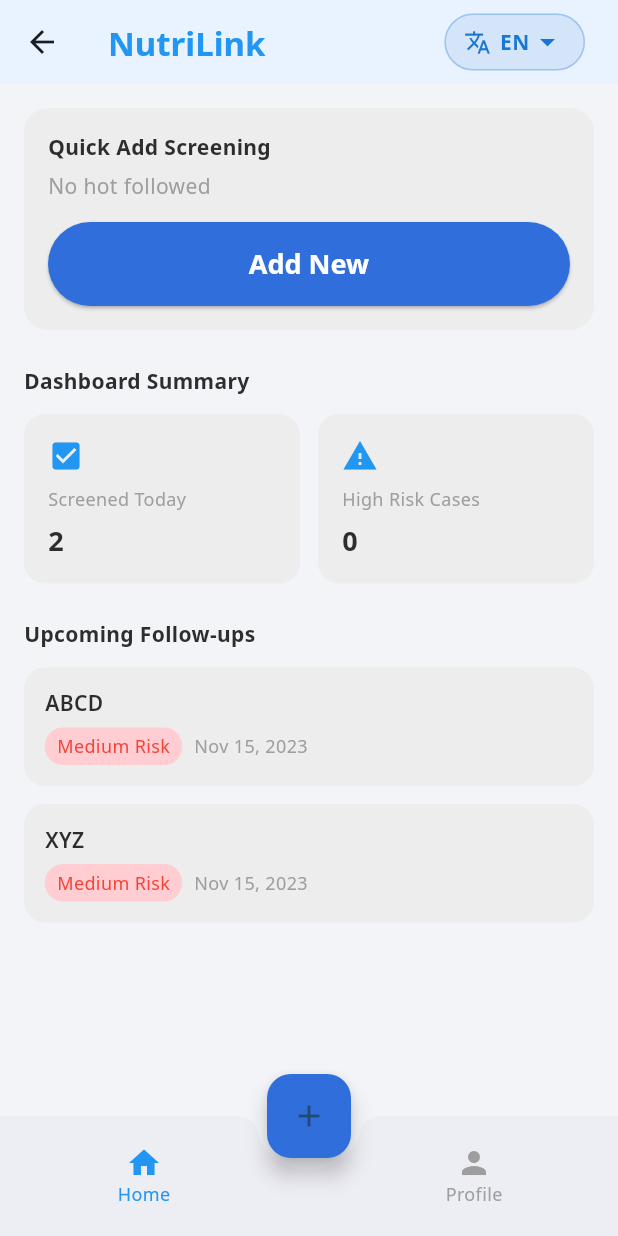
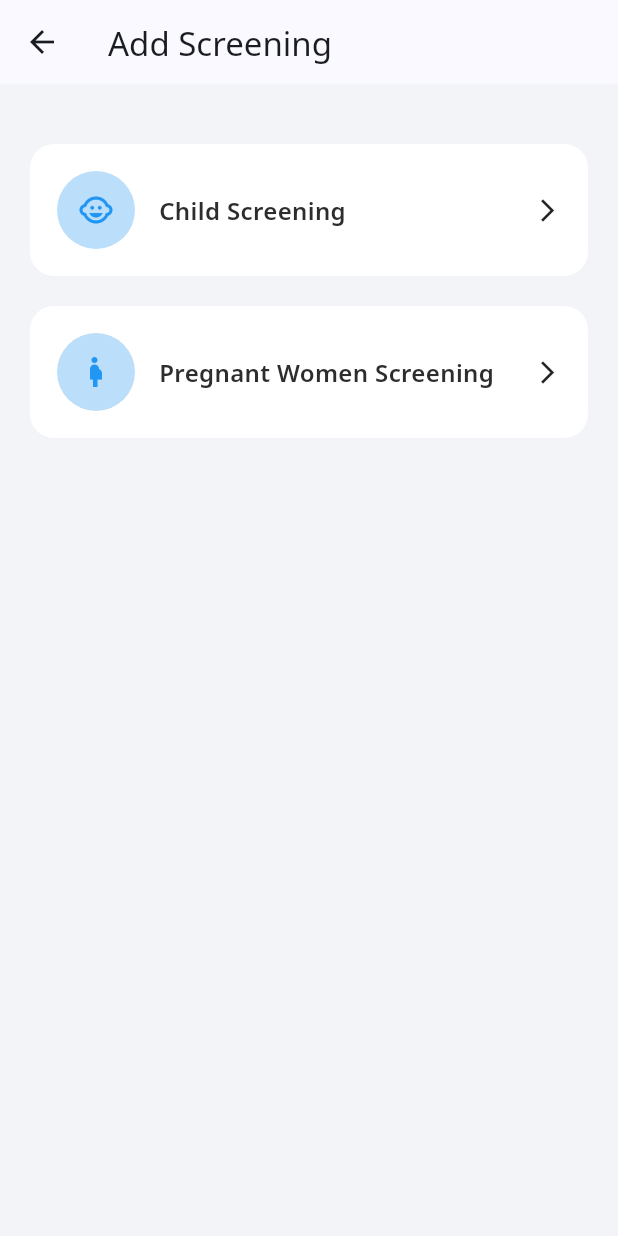
Before and after one commit to riddhikale/NutriLink, a Flutter app: the HomeDashboard screen opened directly, after a tap on "Add New", on a phone screen of 412 x 824 dp. Run offline on Flutter 3.47's test engine with Material 3 defaults, Android fonts, the phone set to English and light mode, and no system bars; our stand-ins replace google_fonts; project files that could hold a hidden picture were left out.

Commit message:
Updated home dashboard FAB and added screening navigation.

```diff
--- a/nutrilink_app/lib/home_dashboard.dart
+++ b/nutrilink_app/lib/home_dashboard.dart
@@ -1,5 +1,7 @@
 import 'package:flutter/material.dart';
 import 'main.dart';
+import 'child_screening_page.dart';
+import 'pregnant_screening_page.dart';
 
 class HomeDashboard extends StatefulWidget {
   const HomeDashboard({super.key});
@@ -10,7 +12,7 @@
 
 class _HomeDashboardState extends State<HomeDashboard> {
   int _selectedIndex = 0;
-  bool _isFabOpen = false; // ✅ Added back
+  bool _isFabOpen = false;
 
   @override
   Widget build(BuildContext context) {
@@ -25,7 +27,7 @@
         elevation: 0,
         title: Text(
           t('title'),
-          style: TextStyle(color: Colors.blue, fontWeight: FontWeight.bold),
+          style: const TextStyle(color: Colors.blue, fontWeight: FontWeight.bold),
         ),
         actions: const [
           Padding(
@@ -37,37 +39,11 @@
 
       body: pages[_selectedIndex],
 
-      // ✅ Restored Expandable FAB
-      floatingActionButton: Stack(
-        alignment: Alignment.bottomCenter,
-        clipBehavior: Clip.none,
-        children: [
-          if (_isFabOpen)
-            Positioned(
-              bottom: 80,
-              child: Column(
-                mainAxisSize: MainAxisSize.min,
-                children: [
-                  _fabOption(icon: Icons.child_care, label: "Child Screening"),
-                  const SizedBox(height: 12),
-                  _fabOption(
-                    icon: Icons.pregnant_woman,
-                    label: "Pregnant Women",
-                  ),
-                ],
-              ),
-            ),
-
-          FloatingActionButton(
-            backgroundColor: const Color(0xFF2F6EDB),
-            onPressed: () {
-              setState(() {
-                _isFabOpen = !_isFabOpen;
-              });
-            },
-            child: Icon(_isFabOpen ? Icons.close : Icons.add),
-          ),
-        ],
+      // 🔹 Mic button instead of +
+      floatingActionButton: FloatingActionButton(
+        backgroundColor: const Color(0xFF2F6EDB),
+        onPressed: () {},
+        child: const Icon(Icons.mic),
       ),
 
       floatingActionButtonLocation: FloatingActionButtonLocation.centerDocked,
@@ -177,7 +153,13 @@
                       ),
                       padding: const EdgeInsets.symmetric(vertical: 14),
                     ),
-                    onPressed: () {},
+                    onPressed: () {
+                      Navigator.push(
+                        context,
+                        MaterialPageRoute(
+                            builder: (_) => const AddScreeningPage()),
+                      );
+                    },
                     child: const Text("Add New"),
                   ),
                 ),
@@ -261,7 +243,8 @@
           Row(
             children: [
               Container(
-                padding: const EdgeInsets.symmetric(horizontal: 8, vertical: 4),
+                padding:
+                const EdgeInsets.symmetric(horizontal: 8, vertical: 4),
                 decoration: BoxDecoration(
                   color: Colors.red.shade100,
                   borderRadius: BorderRadius.circular(12),
@@ -283,29 +266,8 @@
     );
   }
 
-  Widget _fabOption({required IconData icon, required String label}) {
-    return Material(
-      elevation: 6,
-      borderRadius: BorderRadius.circular(14),
-      child: Container(
-        padding: const EdgeInsets.symmetric(horizontal: 18, vertical: 12),
-        decoration: BoxDecoration(
-          color: Colors.white,
-          borderRadius: BorderRadius.circular(14),
-        ),
-        child: Row(
-          mainAxisSize: MainAxisSize.min,
-          children: [
-            Icon(icon, color: Colors.blue),
-            const SizedBox(width: 12),
-            Text(label, style: const TextStyle(fontWeight: FontWeight.w600)),
-          ],
-        ),
-      ),
-    );
-  }
+  // ================= PROFILE =================
 
-  // ================= PROFILE =================
   Widget _buildProfile() {
     return SingleChildScrollView(
       padding: const EdgeInsets.all(16),
@@ -330,10 +292,8 @@
                   children: [
                     Text(
                       "Vedant Chaudhari",
-                      style: TextStyle(
-                        fontSize: 16,
-                        fontWeight: FontWeight.bold,
-                      ),
+                      style:
+                      TextStyle(fontSize: 16, fontWeight: FontWeight.bold),
                     ),
                     SizedBox(height: 4),
                     Text(
@@ -348,11 +308,7 @@
           const SizedBox(height: 24),
           _profileButton(Icons.settings, "Settings", const SettingsPage()),
           const SizedBox(height: 16),
-          _profileButton(
-            Icons.history,
-            "Work History",
-            const WorkHistoryPage(),
-          ),
+          _profileButton(Icons.history, "Work History", const WorkHistoryPage()),
           const SizedBox(height: 32),
           ElevatedButton.icon(
             style: ElevatedButton.styleFrom(
@@ -386,7 +342,87 @@
       ),
     );
   }
-} // ================= SETTINGS PAGE =================
+}
+
+// ================= ADD SCREENING PAGE =================
+
+class AddScreeningPage extends StatelessWidget {
+  const AddScreeningPage({super.key});
+
+  @override
+  Widget build(BuildContext context) {
+    return Scaffold(
+      appBar: AppBar(title: const Text("Add Screening")),
+      backgroundColor: const Color(0xFFF2F4F7),
+
+      body: Padding(
+        padding: const EdgeInsets.all(20),
+        child: Column(
+          children: [
+            const SizedBox(height: 20),
+
+            _optionCard(
+              context,
+              icon: Icons.child_care,
+              title: "Child Screening",
+              page: const ChildScreeningPage(),
+            ),
+
+            const SizedBox(height: 20),
+
+            _optionCard(
+              context,
+              icon: Icons.pregnant_woman,
+              title: "Pregnant Women Screening",
+              page: const PregnantScreeningPage(),
+            ),
+          ],
+        ),
+      ),
+    );
+  }
+
+  Widget _optionCard(
+      BuildContext context, {
+        required IconData icon,
+        required String title,
+        required Widget page,
+      }) {
+    return GestureDetector(
+      onTap: () {
+        Navigator.push(context, MaterialPageRoute(builder: (_) => page));
+      },
+      child: Container(
+        padding: const EdgeInsets.all(18),
+        decoration: BoxDecoration(
+          color: Colors.white,
+          borderRadius: BorderRadius.circular(16),
+        ),
+
+        child: Row(
+          children: [
+            CircleAvatar(
+              radius: 26,
+              backgroundColor: Colors.blue.shade100,
+              child: Icon(icon, color: Colors.blue),
+            ),
+            const SizedBox(width: 16),
+            Expanded(
+              child: Text(
+                title,
+                style:
+                const TextStyle(fontSize: 16, fontWeight: FontWeight.w600),
+              ),
+            ),
+            const Icon(Icons.arrow_forward_ios, size: 18),
+          ],
+        ),
+      ),
+    );
+  }
+}
+
+// ================= SETTINGS PAGE =================
 
 class SettingsPage extends StatelessWidget {
   const SettingsPage({super.key});
@@ -411,7 +447,9 @@
       ),
     );
   }
-} // ================= WORK HISTORY =================
+}
+
+// ================= WORK HISTORY =================
 
 class WorkHistoryPage extends StatelessWidget {
   const WorkHistoryPage({super.key});
```
